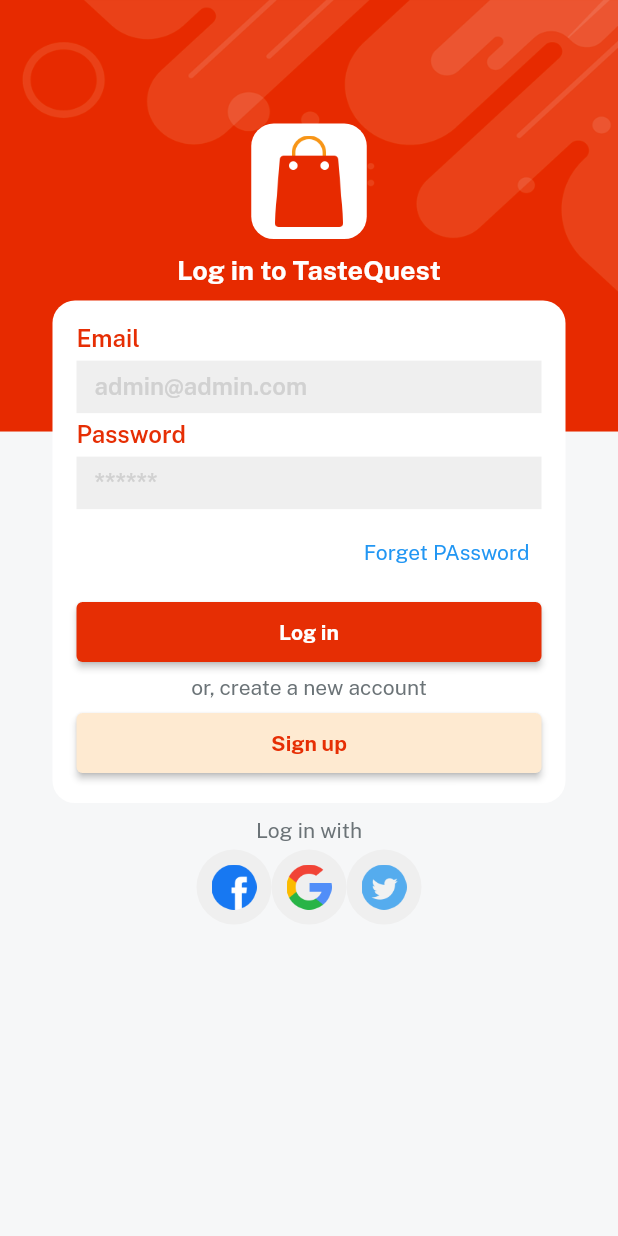
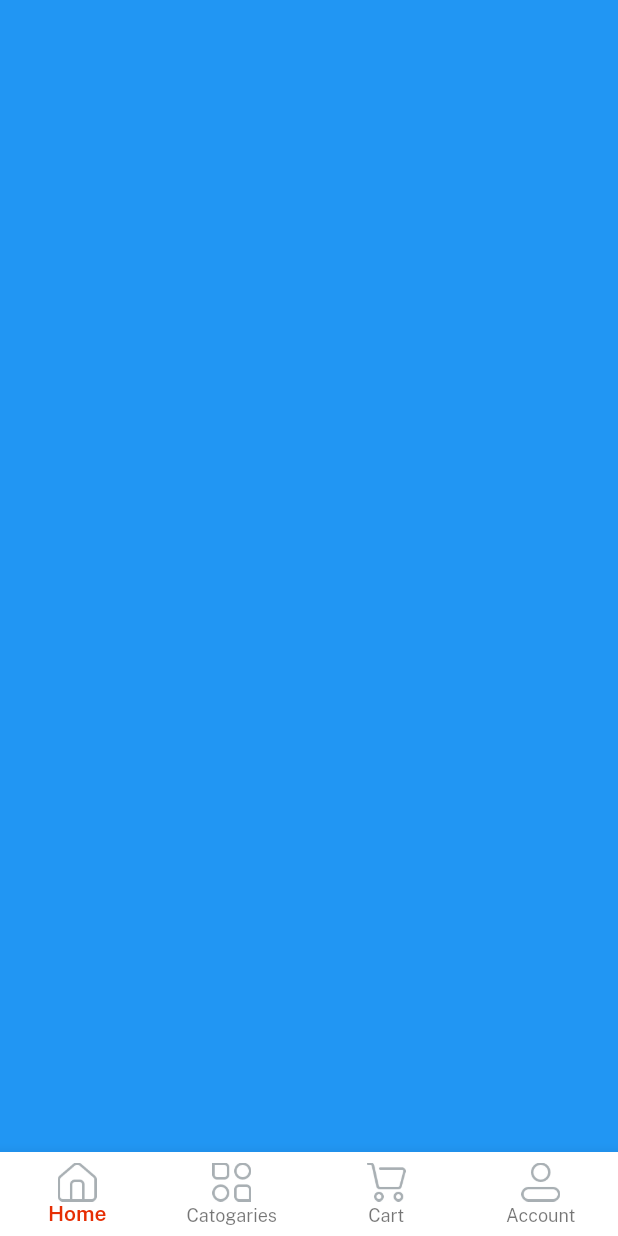
Before and after one commit to TinuBose/tastequest, a Flutter app: the screen it shows after launch, after a tap on "Log in", on a phone screen of 412 x 824 dp. Run offline on Flutter 3.47's test engine with Material 2 defaults, Android fonts, the phone set to English and light mode, and no system bars; our stand-ins replace get, velocity_x.

Commit message:
worked on the homeScreen,set up the bottom nav bar

```diff
--- a/lib/consts/strings.dart
+++ b/lib/consts/strings.dart
@@ -15,3 +15,10 @@
 const loginWith = "Log in with";
 const termAndCond = "Terms and Conditions";
 const alreadyHaveAccount = "Already have an accoount?";
+
+//home strings
+
+const home = "Home",
+    catogaries = "Catogaries",
+    cart = "Cart",
+    account = "Account";
--- /dev/null
+++ b/lib/controllers/home_controller.dart
@@ -0,0 +1,5 @@
+import 'package:get/get.dart';
+
+class HomeController extends GetxController {
+  var currentNavIndex = 0.obs;
+}
--- a/lib/views/auth_screen/login_screen.dart
+++ b/lib/views/auth_screen/login_screen.dart
@@ -2,6 +2,7 @@
 import 'package:tastequest/consts/consts.dart';
 import 'package:tastequest/consts/lists.dart';
 import 'package:tastequest/views/auth_screen/signup_screen.dart';
+import 'package:tastequest/views/home_screen/home_screen.dart';
 import 'package:tastequest/widgets_common/applogo_widget.dart';
 import 'package:tastequest/widgets_common/bg_widget.dart';
 import 'package:tastequest/widgets_common/custom_textfield.dart';
@@ -36,13 +37,12 @@
                 ),
                 5.heightBox,
                 ourButton(
-                        color: redColor,
-                        title: login,
-                        textColor: whiteColor,
-                        onPress: () {})
-                    .box
-                    .width(context.screenWidth - 50)
-                    .make(),
+                    color: redColor,
+                    title: login,
+                    textColor: whiteColor,
+                    onPress: () {
+                      Get.to(() => HomeScreen());
+                    }).box.width(context.screenWidth - 50).make(),
                 5.heightBox,
                 createNewAccount.text.color(fontGrey).make(),
                 5.heightBox,
--- /dev/null
+++ b/lib/views/home_screen/home_screen.dart
@@ -0,0 +1,75 @@
+import 'package:get/get.dart';
+import 'package:tastequest/consts/consts.dart';
+import 'package:tastequest/controllers/home_controller.dart';
+
+class HomeScreen extends StatelessWidget {
+  HomeScreen({super.key});
+
+  var controller = Get.put(HomeController());
+
+  var navbarIterm = [
+    BottomNavigationBarItem(
+        icon: Image.asset(
+          icHome,
+          width: 26,
+        ),
+        label: home),
+    BottomNavigationBarItem(
+        icon: Image.asset(
+          icCategories,
+          width: 26,
+        ),
+        label: catogaries),
+    BottomNavigationBarItem(
+        icon: Image.asset(
+          icCart,
+          width: 26,
+        ),
+        label: cart),
+    BottomNavigationBarItem(
+        icon: Image.asset(
+          icProfile,
+          width: 26,
+        ),
+        label: account),
+  ];
+  var navBody = [
+    Container(
+      color: Colors.blue,
+    ),
+    Container(
+      color: Colors.amber,
+    ),
+    Container(
+      color: Colors.purple,
+    ),
+    Container(
+      color: Colors.cyan,
+    ),
+  ];
+
+  @override
+  Widget build(BuildContext context) {
+    return Scaffold(
+      body: Column(
+        children: [
+          Obx(() => Expanded(
+              child: navBody.elementAt(controller.currentNavIndex.value))),
+        ],
+      ),
+      bottomNavigationBar: Obx(
+        () => BottomNavigationBar(
+          currentIndex: controller.currentNavIndex.value,
+          selectedItemColor: redColor,
+          selectedLabelStyle: TextStyle(fontFamily: semibold),
+          type: BottomNavigationBarType.fixed,
+          backgroundColor: whiteColor,
+          items: navbarIterm,
+          onTap: (value) {
+            controller.currentNavIndex.value = value;
+          },
+        ),
+      ),
+    );
+  }
+}
```
